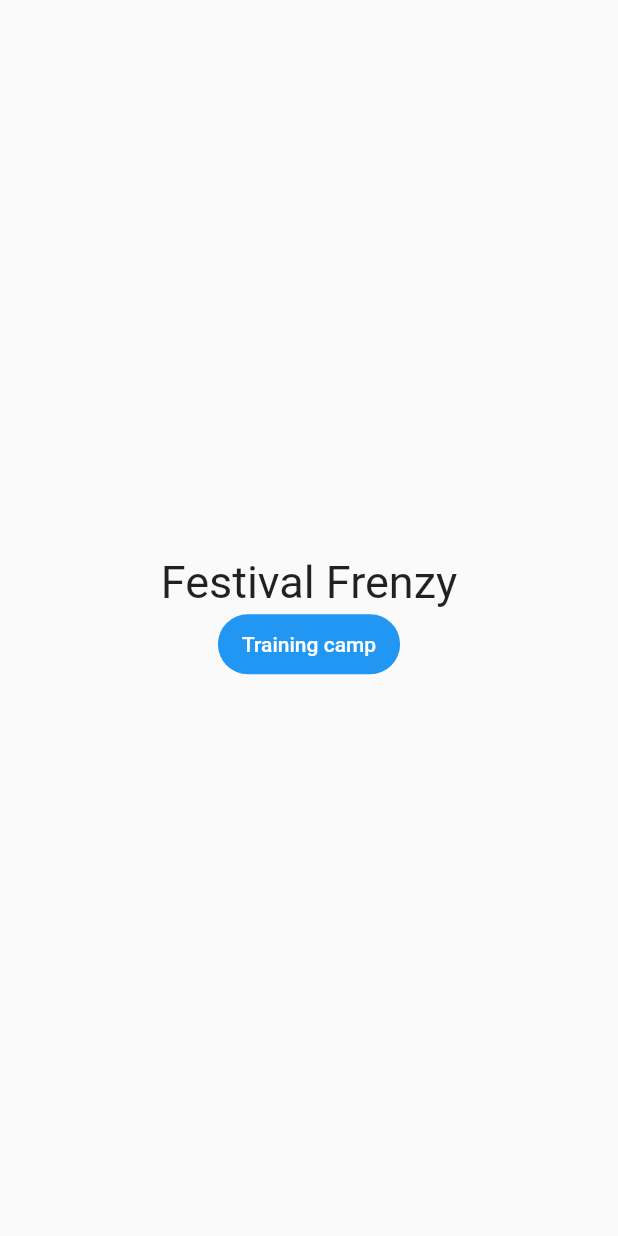
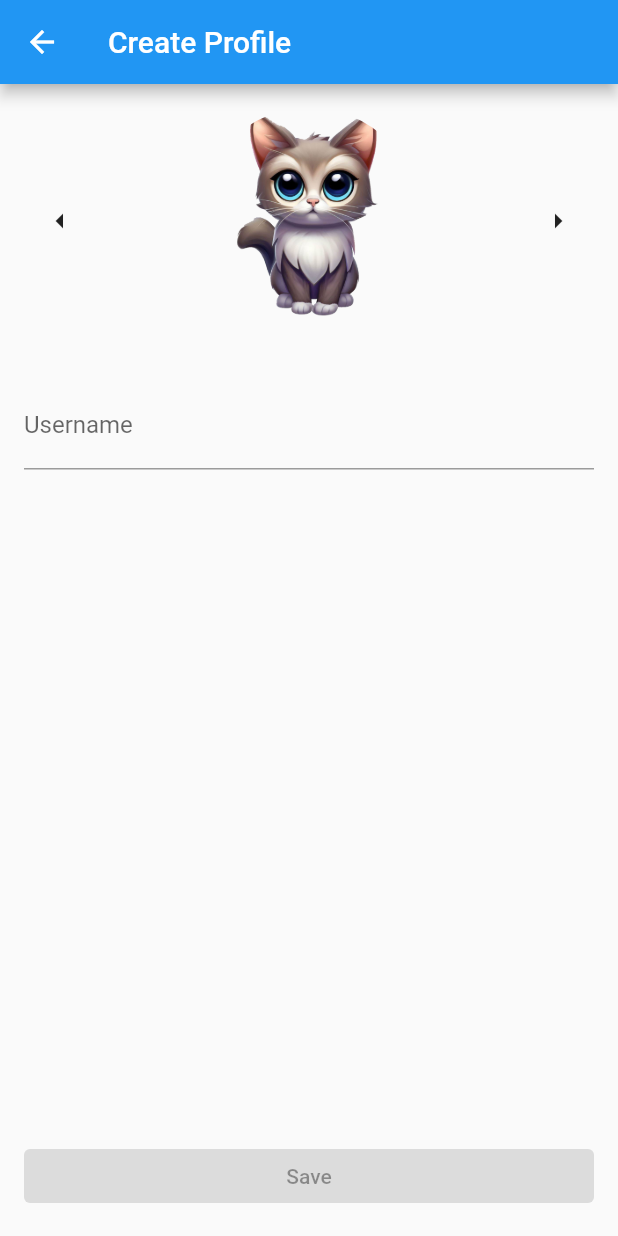
Before and after one commit to yami2200/flutter_p2p_minigames, a Flutter app: the screen it shows after launch, on a phone screen of 412 x 824 dp. Run offline on Flutter 3.47's test engine with Material 2 defaults, Android fonts, the phone set to English and light mode, and no system bars; our stand-ins replace go_router, shared_preferences; missing offline and left inert: flame.

Commit message:
Add prototype of login page

```diff
--- /dev/null
+++ b/lib/login_page.dart
@@ -0,0 +1,100 @@
+import 'package:flutter/material.dart';
+import 'package:go_router/go_router.dart';
+
+class LoginPage extends StatefulWidget {
+  const LoginPage({ super.key });
+
+  @override
+  State<LoginPage> createState() => _LoginPageState();
+}
+
+class _LoginPageState extends State<LoginPage> {
+  int _avatarIndex = 0; // initial avatar index
+
+  final _usernameController = TextEditingController();
+  String _tag = ''; // initial tag value
+
+  void _updateTag() {
+    String username = _usernameController.text;
+    if (username.length >= 3) {
+      setState(() {
+        _tag = username.substring(0, 3).toUpperCase();
+      });
+    } else {
+      setState(() {
+        _tag = username.toUpperCase();
+      });
+    }
+  }
+
+  void _save() {
+    // TODO: implement save functionality
+  }
+
+  @override
+  Widget build(BuildContext context) {
+    bool _isSaveButtonDisabled = _usernameController.text.length == 0;
+
+    return WillPopScope(
+        onWillPop: () async => false,
+        child:Scaffold(
+      appBar: AppBar(
+        title: Text('Create Profile'),
+      ),
+      body: Padding(
+        padding: EdgeInsets.all(16.0),
+        child: Column(
+          mainAxisAlignment: MainAxisAlignment.center,
+          children: [
+            Row(
+              mainAxisAlignment: MainAxisAlignment.spaceBetween,
+              children: [
+                IconButton(
+                  icon: Icon(Icons.arrow_left),
+                  onPressed: () {
+                    setState(() {
+                      _avatarIndex = (_avatarIndex - 1) % 10;
+                    });
+                  },
+                ),
+                CircleAvatar(
+                  backgroundImage: AssetImage('assets/avatars/avatar$_avatarIndex.png'),
+                  backgroundColor: Colors.transparent,
+                  radius: 75,
+                ),
+                IconButton(
+                  icon: Icon(Icons.arrow_right),
+                  onPressed: () {
+                    setState(() {
+                      _avatarIndex = (_avatarIndex + 1) % 10;
+                    });
+                  },
+                ),
+              ],
+            ),
+            SizedBox(height: 32),
+            TextField(
+              controller: _usernameController,
+              decoration: InputDecoration(
+                labelText: 'Username',
+                suffixText: 'TAG: $_tag',
+              ),
+              onChanged: (value) {
+                _updateTag();
+              },
+            ),
+            Spacer(),
+            SizedBox(
+              width: double.infinity,
+              child: ElevatedButton(
+                onPressed: _isSaveButtonDisabled ? null : _save,
+                child: Text('Save'),
+              ),
+            ),
+          ],
+        ),
+      ),
+    ),
+    );
+  }
+}
--- a/lib/main.dart
+++ b/lib/main.dart
@@ -1,4 +1,5 @@
 import 'package:flutter/material.dart';
+import 'package:flutter_p2p_minigames/login_page.dart';
 import 'package:flutter_p2p_minigames/training_page.dart';
 import 'package:go_router/go_router.dart';
 
@@ -21,8 +22,14 @@ class MyApp extends StatelessWidget {
                 path: 'training',
                 builder: (context, state) =>
                 const TrainingPage(key: Key('training page'))),
-
-            GoRoute(path: 'safe_landing', builder: (context, state) => SafeLandingsGameWidget()),
+            GoRoute(
+                path: 'safe_landing',
+                builder: (context, state) =>
+                    SafeLandingsGameWidget()),
+            GoRoute(
+                path: 'login',
+                builder: (context, state) =>
+                const LoginPage(key: Key('login page'))),
           ],
       ),
     ],
--- a/pubspec.yaml
+++ b/pubspec.yaml
@@ -38,6 +38,8 @@ dependencies:
   go_router: ^6.5.2
   flame: ^1.6.0
   sensors_plus: ^2.0.2
+  flutter_p2p_plus: ^1.0.2
+  shared_preferences: ^2.1.0
 
 dev_dependencies:
   flutter_test:
@@ -62,6 +64,7 @@ flutter:
   # To add assets to your application, add an assets section, like this:
   assets:
     - assets/images/
+    - assets/avatars/
 
   # An image asset can refer to one or more resolution-specific "variants", see
   # https://flutter.dev/assets-and-images/#resolution-aware
```
Also changed, not shown: lib/Storage.dart (added, +53 -0 lines), lib/main_menu_screen.dart (+38 -18 lines), assets/avatars/avatar0.png (added), assets/avatars/avatar1.png (added), assets/avatars/avatar2.png (added), assets/avatars/avatar3.png (added), assets/avatars/avatar4.png (added), assets/avatars/avatar5.png (added), assets/avatars/avatar6.png (added), assets/avatars/avatar7.png (added), assets/avatars/avatar8.png (added), assets/avatars/avatar9.png (added), pubspec.lock, 5 other files.
